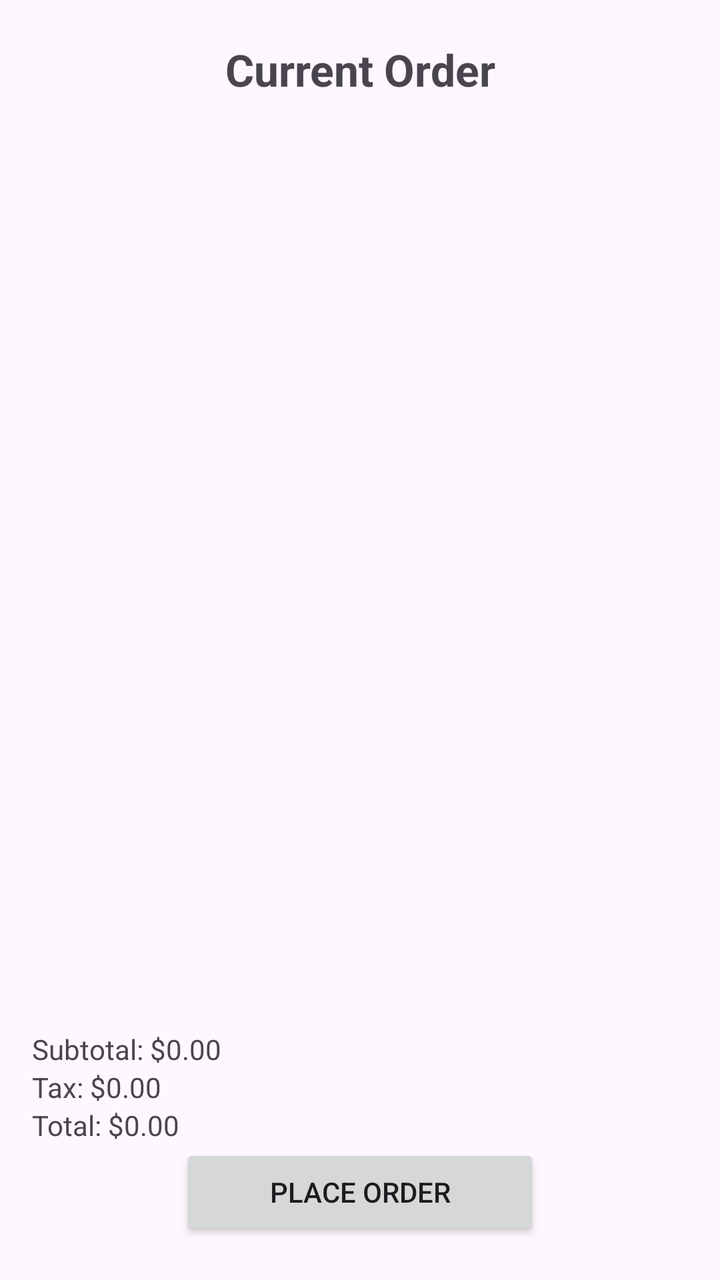
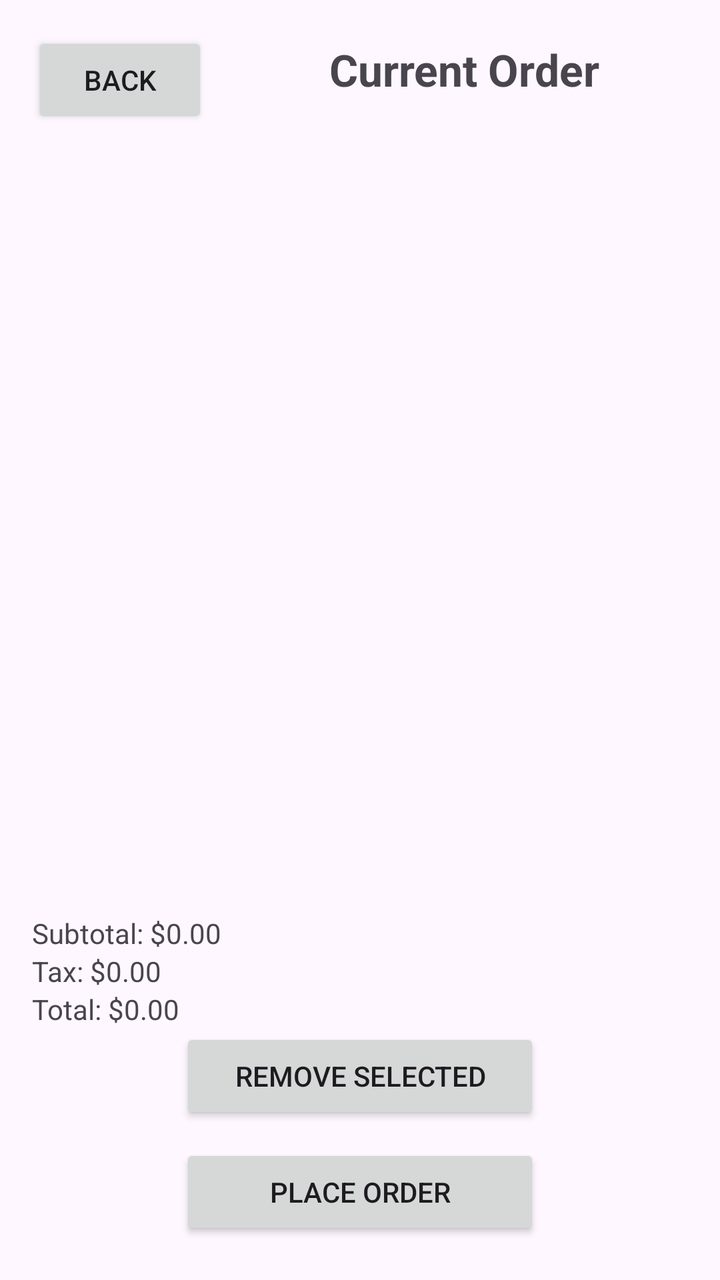

An Android layout rendered at two revisions. The XML below is the earlier revision; the diff shows what the commit changed to produce the second picture.
<!-- AndroidManifest.xml: application theme Theme.Project5_PizzaApp -->
<!-- res/layout/activity_current_order.xml -->
<?xml version="1.0" encoding="utf-8"?>
<androidx.constraintlayout.widget.ConstraintLayout
    xmlns:android="http://schemas.android.com/apk/res/android"
    xmlns:app="http://schemas.android.com/apk/res-auto"
    xmlns:tools="http://schemas.android.com/tools"
    android:layout_width="match_parent"
    android:layout_height="match_parent"
    tools:context=".CurrentOrderActivity">

    <TextView
        android:id="@+id/titleCurrentOrder"
        android:layout_width="wrap_content"
        android:layout_height="wrap_content"
        android:text="Current Order"
        android:textSize="22sp"
        android:textStyle="bold"
        android:layout_marginTop="20dp"
        app:layout_constraintTop_toTopOf="parent"
        app:layout_constraintStart_toStartOf="parent"
        app:layout_constraintEnd_toEndOf="parent" />

    <ListView
        android:id="@+id/listViewCurrentOrder"
        android:layout_width="0dp"
        android:layout_height="0dp"
        android:layout_marginTop="20dp"
        android:layout_marginStart="16dp"
        android:layout_marginEnd="16dp"
        app:layout_constraintTop_toBottomOf="@id/titleCurrentOrder"
        app:layout_constraintBottom_toTopOf="@id/textSubtotal"
        app:layout_constraintStart_toStartOf="parent"
        app:layout_constraintEnd_toEndOf="parent" />

    <TextView
        android:id="@+id/textSubtotal"
        android:layout_width="wrap_content"
        android:layout_height="wrap_content"
        android:text="Subtotal: $0.00"
        android:layout_marginStart="16dp"
        app:layout_constraintBottom_toTopOf="@id/textTax"
        app:layout_constraintStart_toStartOf="parent" />

    <TextView
        android:id="@+id/textTax"
        android:layout_width="wrap_content"
        android:layout_height="wrap_content"
        android:text="Tax: $0.00"
        android:layout_marginStart="16dp"
        app:layout_constraintBottom_toTopOf="@id/textTotal"
        app:layout_constraintStart_toStartOf="parent" />

    <TextView
        android:id="@+id/textTotal"
        android:layout_width="wrap_content"
        android:layout_height="wrap_content"
        android:text="Total: $0.00"
        android:layout_marginStart="16dp"
        app:layout_constraintBottom_toTopOf="@id/btnPlaceOrder"
        app:layout_constraintStart_toStartOf="parent" />

    <Button
        android:id="@+id/btnPlaceOrder"
        android:layout_width="180dp"
        android:layout_height="wrap_content"
        android:text="Place Order"
        android:layout_marginBottom="20dp"
        app:layout_constraintBottom_toBottomOf="parent"
        app:layout_constraintStart_toStartOf="parent"
        app:layout_constraintEnd_toEndOf="parent" />

</androidx.constraintlayout.widget.ConstraintLayout>
<!-- resources referenced by this layout -->
<resources>
  <style name="Theme.Project5_PizzaApp" parent="Base.Theme.Project5_PizzaApp" />
  <style name="Base.Theme.Project5_PizzaApp" parent="Theme.Material3.DayNight.NoActionBar">
          
          
      </style>
</resources>

<!-- the commit's change to res/layout/activity_current_order.xml (unified diff, before → after) -->
@@ -7,6 +7,17 @@
     android:layout_height="match_parent"
     tools:context=".CurrentOrderActivity">
 
+    
+    <Button
+        android:id="@+id/btnBack"
+        android:layout_width="wrap_content"
+        android:layout_height="wrap_content"
+        android:text="Back"
+        android:layout_margin="16dp"
+        app:layout_constraintTop_toTopOf="parent"
+        app:layout_constraintStart_toStartOf="parent" />
+
+    
     <TextView
         android:id="@+id/titleCurrentOrder"
         android:layout_width="wrap_content"
@@ -16,13 +27,15 @@
         android:textStyle="bold"
         android:layout_marginTop="20dp"
         app:layout_constraintTop_toTopOf="parent"
-        app:layout_constraintStart_toStartOf="parent"
+        app:layout_constraintStart_toEndOf="@id/btnBack"
         app:layout_constraintEnd_toEndOf="parent" />
 
+    
     <ListView
         android:id="@+id/listViewCurrentOrder"
         android:layout_width="0dp"
         android:layout_height="0dp"
+        android:choiceMode="singleChoice"
         android:layout_marginTop="20dp"
         android:layout_marginStart="16dp"
         android:layout_marginEnd="16dp"
@@ -31,6 +44,7 @@
         app:layout_constraintStart_toStartOf="parent"
         app:layout_constraintEnd_toEndOf="parent" />
 
+    
     <TextView
         android:id="@+id/textSubtotal"
         android:layout_width="wrap_content"
@@ -40,6 +54,7 @@
         app:layout_constraintBottom_toTopOf="@id/textTax"
         app:layout_constraintStart_toStartOf="parent" />
 
+    
     <TextView
         android:id="@+id/textTax"
         android:layout_width="wrap_content"
@@ -49,15 +64,28 @@
         app:layout_constraintBottom_toTopOf="@id/textTotal"
         app:layout_constraintStart_toStartOf="parent" />
 
+    
     <TextView
         android:id="@+id/textTotal"
         android:layout_width="wrap_content"
         android:layout_height="wrap_content"
         android:text="Total: $0.00"
         android:layout_marginStart="16dp"
-        app:layout_constraintBottom_toTopOf="@id/btnPlaceOrder"
+        app:layout_constraintBottom_toTopOf="@id/btnRemovePizza"
         app:layout_constraintStart_toStartOf="parent" />
 
+    
+    <Button
+        android:id="@+id/btnRemovePizza"
+        android:layout_width="180dp"
+        android:layout_height="wrap_content"
+        android:text="Remove Selected"
+        android:layout_marginBottom="10dp"
+        app:layout_constraintBottom_toTopOf="@id/btnPlaceOrder"
+        app:layout_constraintStart_toStartOf="parent"
+        app:layout_constraintEnd_toEndOf="parent" />
+
+    
     <Button
         android:id="@+id/btnPlaceOrder"
         android:layout_width="180dp"
